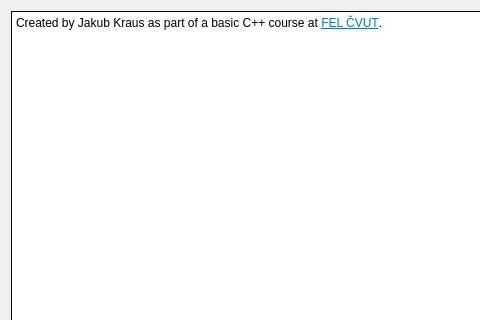
This is Panes/about_pane.ui in JX5S/HadesVR_GUI_Tool as Qt 5 draws it before an edit; both pictures show x 0 to 480 and y 0 to 320 of the 600 by 600 pixel window. The edited form follows.
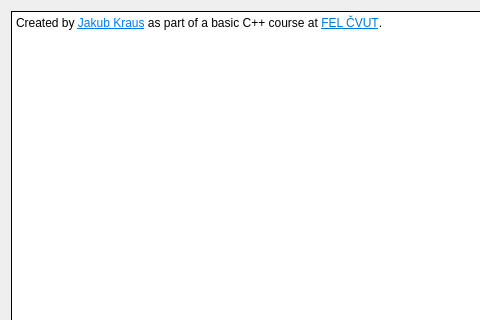
This is the edited form.

```diff
--- a/Panes/about_pane.ui
+++ b/Panes/about_pane.ui
@@ -39,7 +39,7 @@
 li.unchecked::marker { content: &quot;\2610&quot;; }
 li.checked::marker { content: &quot;\2612&quot;; }
 &lt;/style&gt;&lt;/head&gt;&lt;body style=&quot; font-family:'Segoe UI'; font-size:9pt; font-weight:400; font-style:normal;&quot;&gt;
-&lt;p style=&quot; margin-top:0px; margin-bottom:0px; margin-left:0px; margin-right:0px; -qt-block-indent:0; text-indent:0px;&quot;&gt;Created by Jakub Kraus as part of a basic C++ course at &lt;a href=&quot;https://fel.cvut.cz/en&quot;&gt;&lt;span style=&quot; text-decoration: underline; color:#0078d7;&quot;&gt;FEL ČVUT&lt;/span&gt;&lt;/a&gt;.&lt;/p&gt;&lt;/body&gt;&lt;/html&gt;</string>
+&lt;p style=&quot; margin-top:0px; margin-bottom:0px; margin-left:0px; margin-right:0px; -qt-block-indent:0; text-indent:0px;&quot;&gt;Created by &lt;a href=&quot;https://github.com/JX5S/&quot;&gt;&lt;span style=&quot; text-decoration: underline; color:#007af4;&quot;&gt;Jakub Kraus&lt;/span&gt;&lt;/a&gt; as part of a basic C++ course at &lt;a href=&quot;https://fel.cvut.cz/en&quot;&gt;&lt;span style=&quot; text-decoration: underline; color:#0078d7;&quot;&gt;FEL ČVUT&lt;/span&gt;&lt;/a&gt;.&lt;/p&gt;&lt;/body&gt;&lt;/html&gt;</string>
      </property>
      <property name="openExternalLinks">
       <bool>true</bool>
```
